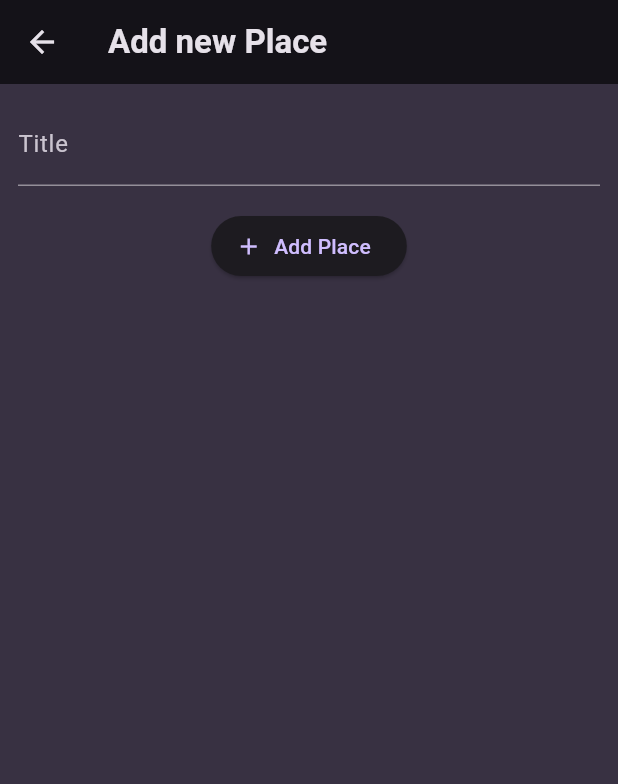
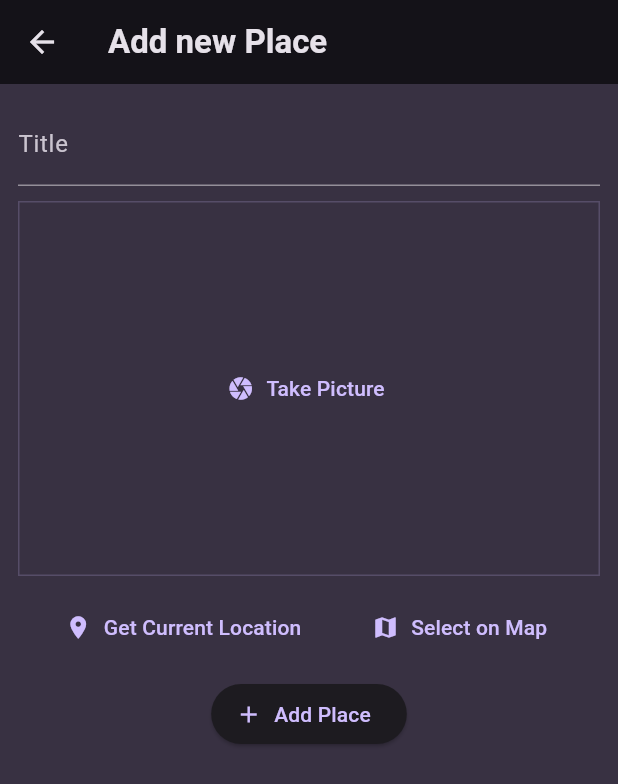
Before and after one commit to bigmosi/favorite_places, a Flutter app: the AddPlaceScreen screen opened directly, on a phone screen of 412 x 824 dp. Shown: the top 784 px of the screen. Run offline on Flutter 3.47's test engine with Material 3 defaults, Android fonts, the phone set to English and light mode, and no system bars; our stand-ins replace flutter_riverpod, google_fonts, image_picker.

Commit message:
adding location input

```diff
--- a/lib/models/place.dart
+++ b/lib/models/place.dart
@@ -1,9 +1,11 @@
 import 'package:uuid/uuid.dart';
+import 'dart:io';
 
 const uuid = Uuid();
 
 class Place {
-  Place({required this.title,}) : id = uuid.v4();
+  Place({required this.title, required this.image}) : id = uuid.v4();
   final String id;
   final String title;
+  final File image;
 }
--- a/lib/providers/user_places.dart
+++ b/lib/providers/user_places.dart
@@ -1,12 +1,13 @@
 import 'package:favorite_places/models/place.dart';
+import 'dart:io';
 import 'package:flutter_riverpod/flutter_riverpod.dart';
 
 
 class UserPlacesNotifier extends StateNotifier<List<Place>> {
   UserPlacesNotifier() : super(const []);
 
-  void addPlace(String title) {
-     final newPlace = Place(title: title);
+  void addPlace(String title, File image) {
+     final newPlace = Place(title: title, image: image);
      state = [newPlace,...state];
   }
 }
--- a/lib/screens/add_place.dart
+++ b/lib/screens/add_place.dart
@@ -1,4 +1,7 @@
+import 'dart:io';
 import 'package:favorite_places/providers/user_places.dart';
+import 'package:favorite_places/widgets/image_input.dart';
+import 'package:favorite_places/widgets/location_input.dart';
 import 'package:flutter/material.dart';
 import 'package:flutter_riverpod/flutter_riverpod.dart';
 
@@ -11,15 +14,16 @@ class AddPlaceScreen extends ConsumerStatefulWidget{
 
 class _AddPlaceScreenState extends ConsumerState<AddPlaceScreen> {
   final _titleController = TextEditingController();
+  File? _selectedImage;
 
   void _savePlace() {
     final enteredTitle = _titleController.text;
 
-    if (enteredTitle.isEmpty) {
+    if (enteredTitle.isEmpty || _selectedImage == null) {
       return;
     }
 
-    ref.read(userPlacesProvider.notifier).addPlace(enteredTitle);
+    ref.read(userPlacesProvider.notifier).addPlace(enteredTitle, _selectedImage!);
     Navigator.of(context).pop();
   }
 
@@ -41,7 +45,13 @@ class _AddPlaceScreenState extends ConsumerState<AddPlaceScreen> {
         controller: _titleController,
         style: const TextStyle(color: Colors.white),
         ),
-        const SizedBox(height: 16,),
+        const SizedBox(height: 10,),
+        ImageInput(onPickImage: (image) {
+          _selectedImage = image;
+        },),
+        const SizedBox(height: 10,),
+        LocationInput(),
+        const SizedBox(height: 10,),
         ElevatedButton.icon(onPressed: _savePlace, icon: const Icon(Icons.add), label: const Text('Add Place'))
       ],),
     ),
--- /dev/null
+++ b/lib/widgets/image_input.dart
@@ -0,0 +1,61 @@
+import 'package:flutter/material.dart';
+import 'dart:io';
+import 'package:image_picker/image_picker.dart';
+
+class ImageInput extends StatefulWidget {
+  const ImageInput({super.key, required this.onPickImage});
+
+  final void Function(File image) onPickImage;
+
+ @override
+  State<StatefulWidget> createState() {
+   return _ImageInputState();
+  }
+}
+
+class _ImageInputState extends State<ImageInput> {
+
+  File? _selectedImage;
+
+  void _takePicture() async {
+    final imagePicker = ImagePicker();
+    final pickedImage = await imagePicker.pickImage(source: ImageSource.camera, maxWidth: 600);
+
+    if (pickedImage == null) {
+      return;
+    }
+   setState(() {
+    _selectedImage = File(pickedImage.path,);
+   });
+   widget.onPickImage(_selectedImage!);
+  }
+  @override
+  Widget build(BuildContext context) {
+    Widget content = TextButton.icon(
+      onPressed: _takePicture,
+      icon: const Icon(Icons.camera),
+      label: const Text('Take Picture')
+      );
+
+      if (_selectedImage != null) {
+        content = GestureDetector(
+          onTap: _takePicture,
+          child: Image.file(
+            _selectedImage!,
+            fit: BoxFit.cover,
+            width: double.infinity,
+            height: double.infinity,
+            ),
+        );
+      }
+   return Container(
+    decoration: BoxDecoration(
+      border: Border.all(width: 1, color: Theme.of(context).colorScheme.primary.withOpacity(0.2))
+    ),
+    height: 250,
+    width: double.infinity,
+    alignment: Alignment.center,
+    child: content
+   );
+  }
+}
--- /dev/null
+++ b/lib/widgets/location_input.dart
@@ -0,0 +1,35 @@
+import 'package:flutter/material.dart';
+
+class LocationInput extends StatefulWidget {
+  const LocationInput({super.key});
+
+  @override
+  State<LocationInput> createState() {
+   return _LocationInputState();
+  }
+}
+
+class _LocationInputState extends State<LocationInput> {
+  @override
+  Widget build(BuildContext context) {
+    return Column(children: [
+      Container(),
+      Row(
+        mainAxisAlignment: MainAxisAlignment.spaceEvenly,
+        children: [
+          TextButton.icon(
+            onPressed: () {},
+            icon: const Icon(Icons.location_on),
+            label: const Text('Get Current Location')
+            ),
+          TextButton.icon(
+            onPressed: () {},
+            icon: const Icon(Icons.map),
+            label: const Text('Select on Map')
+          )
+        ],
+      )
+    ],
+    );
+  }
+}
--- a/pubspec.yaml
+++ b/pubspec.yaml
@@ -38,6 +38,8 @@ dependencies:
   google_fonts: ^6.1.0
   uuid: ^4.3.3
   flutter_riverpod: ^2.4.9
+  image_picker: ^1.0.7
+  location: ^5.0.3
 
 dev_dependencies:
   flutter_test:
```
Also changed, not shown: lib/screens/place_detail.dart (added, +25 -0 lines), lib/screens/places.dart (+5 -2 lines), lib/widgets/places_list.dart (+8 -0 lines), lib/screens/places_detail.dart (deleted), pubspec.lock, 5 other files.
